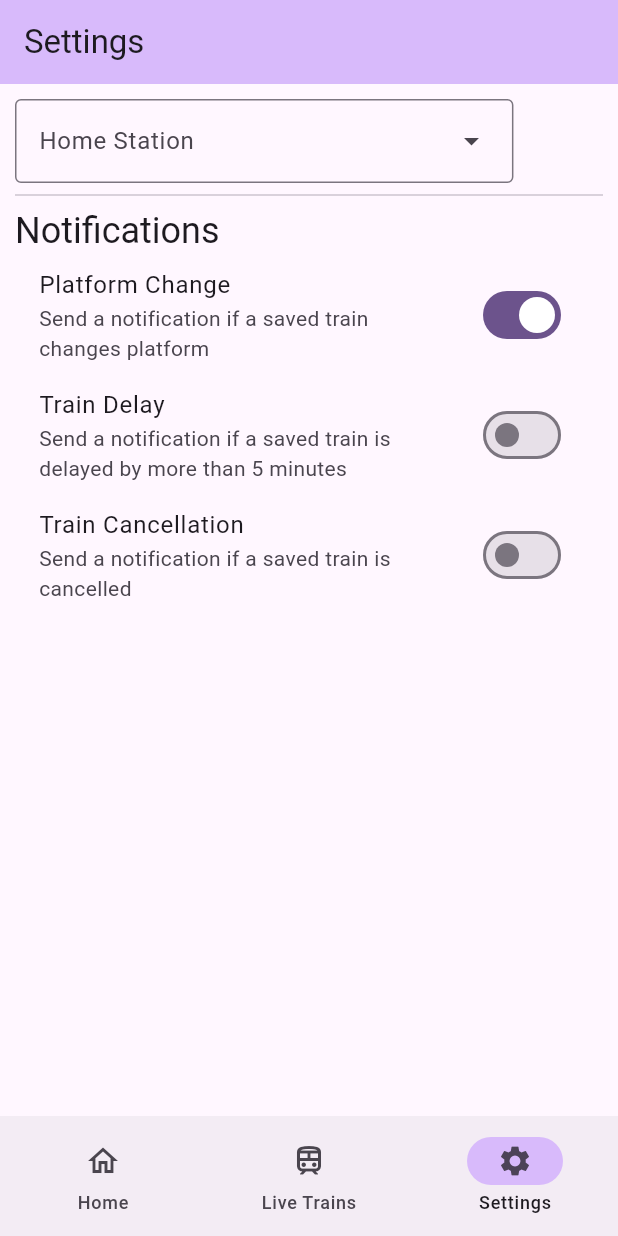
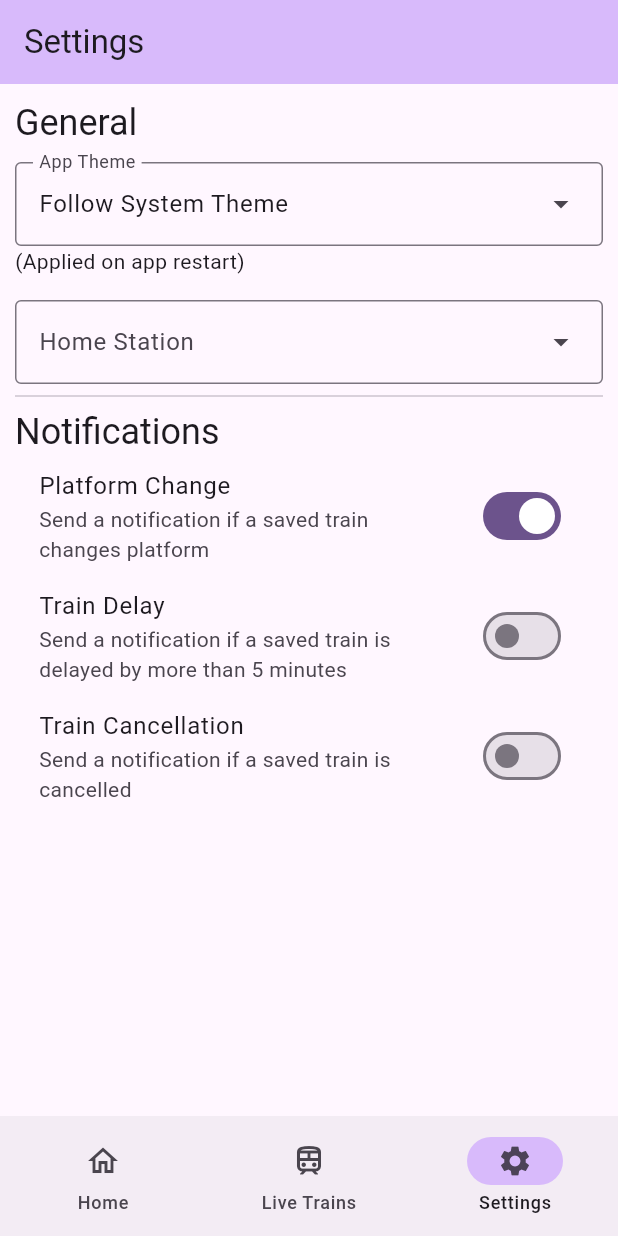
Before and after one commit to HughTB/train-tracked, a Flutter app: the screen it shows after launch, item 3 of the bottom bar chosen, after a tap on "Platform Change", on a phone screen of 412 x 824 dp. Run offline on Flutter 3.47's test engine with Material 2 defaults, Android fonts, the phone set to English and light mode, and no system bars; our stand-ins replace csv, shared_preferences; statements that could not run were skipped.

Commit message:
add settings to page; add settings saving; begin stations list

```diff
--- a/lib/main.dart
+++ b/lib/main.dart
@@ -1,23 +1,26 @@
+import 'stations.dart';
+
 import 'package:flutter/material.dart';
+import 'package:shared_preferences/shared_preferences.dart';
 
+late final SharedPreferences preferences;
 // Settings toggle variables
 bool _platformNotif = false;
 bool _delayNotif = false;
 bool _cancellationNotif = false;
+int _themeMode = 0;
+String? _homeStation;
 
 const List<DropdownMenuEntry> homeStationEntries = <DropdownMenuEntry>[
-  DropdownMenuEntry(
-    value: 'SOU',
-    label: 'Southampton Central (SOU)',
-  ),
-  DropdownMenuEntry(
-    value: 'SOA',
-    label: 'Southampton Airport Parkway (SOA)',
-  ),
-  DropdownMenuEntry(
-    value: 'PMS',
-    label: 'Portsmouth & Southsea (PMS)',
-  ),
+  DropdownMenuEntry(value: 'SOU', label: 'Southampton Central (SOU)'),
+  DropdownMenuEntry(value: 'SOA', label: 'Southampton Airport Parkway (SOA)'),
+  DropdownMenuEntry(value: 'PMS', label: 'Portsmouth & Southsea (PMS)'),
+];
+
+const List<DropdownMenuEntry> themeModeEntries = <DropdownMenuEntry>[
+  DropdownMenuEntry(value: 0, label: 'Follow System Theme'),
+  DropdownMenuEntry(value: 1, label: 'Light Mode'),
+  DropdownMenuEntry(value: 2, label: 'Dark Mode'),
 ];
 
 // Nav bar items to show at the bottom of all screens
@@ -57,12 +60,25 @@
   }
 }
 
-void main() {
-  runApp(const MyApp());
+Future<void> main() async {
+  WidgetsFlutterBinding.ensureInitialized();
+
+  preferences = await SharedPreferences.getInstance();
+  _platformNotif = preferences.getBool('notif-platform-change') ?? false;
+  _delayNotif = preferences.getBool('notif-train-delay') ?? false;
+  _cancellationNotif = preferences.getBool('notif-train-cancel') ?? false;
+  _themeMode = preferences.getInt('pref-theme-mode') ?? 0;
+  _homeStation = preferences.getString('pref-home-station');
+
+  print(await getStationList());
+
+  runApp(MyApp());
 }
 
 class MyApp extends StatelessWidget {
-  const MyApp({super.key});
+  MyApp({super.key});
+
+  final themeMode = (_themeMode == 0) ? ThemeMode.system : (_themeMode == 1) ? ThemeMode.light : ThemeMode.dark;
 
   @override
   Widget build(BuildContext context) {
@@ -76,7 +92,7 @@
         colorScheme: ColorScheme.fromSeed(seedColor: const Color(0xFF8635E3), brightness: Brightness.dark),
         useMaterial3: true,
       ),
-      themeMode: ThemeMode.system, // Follow system theme
+      themeMode: themeMode, // Follow system theme
       home: const HomePage(title: 'Home'),
       routes: <String, WidgetBuilder>{
         "/live-trains": (context) => const LiveTrainsPage(title: 'Live Trains'),
@@ -146,12 +162,13 @@
         backgroundColor: Theme.of(context).colorScheme.inversePrimary,
         title: Text(widget.title),
       ),
-      body: const Center(
-        child: Column(
-          mainAxisAlignment: MainAxisAlignment.center,
+      body: Padding(
+        padding: const EdgeInsets.all(10),
+        child: ListView(
           children: [
-            Text(
-              'Live Trains',
+            SearchBar(
+              padding: const MaterialStatePropertyAll<EdgeInsets>(EdgeInsets.symmetric(horizontal: 16)),
+              leading: const Icon(Icons.search),
             ),
           ],
         ),
@@ -181,6 +198,7 @@
 }
 
 class _SettingsPageState extends State<SettingsPage> {
+
   @override
   Widget build(BuildContext context) {
     return Scaffold(
@@ -192,9 +210,46 @@
         padding: const EdgeInsets.all(10),
         child: ListView(
           children: [
-            const DropdownMenu(
-              label: Text('Home Station'),
-              dropdownMenuEntries: homeStationEntries,
+            Padding(
+              padding: const EdgeInsets.only(bottom: 10),
+              child: Text(
+                'General',
+                style: Theme.of(context).textTheme.headlineSmall,
+              ),
+            ),
+            LayoutBuilder(
+              builder: (BuildContext context, BoxConstraints constraints) {
+                return DropdownMenu(
+                  label: const Text('App Theme'),
+                  dropdownMenuEntries: themeModeEntries,
+                  width: constraints.maxWidth,
+                  initialSelection: _themeMode,
+                  onSelected: (dynamic value) {
+                    setState(() {
+                      _themeMode = value;
+                      preferences.setInt('pref-theme-mode', value);
+                    });
+                  },
+                );
+              },
+            ),
+            const Text('(Applied on app restart)'),
+            Divider(color: Theme.of(context).canvasColor),
+            LayoutBuilder(
+              builder: (BuildContext context, BoxConstraints constraints) {
+                return DropdownMenu(
+                  label: const Text('Home Station'),
+                  dropdownMenuEntries: homeStationEntries,
+                  width: constraints.maxWidth,
+                  initialSelection: _homeStation,
+                  onSelected: (dynamic value) {
+                    setState(() {
+                      _homeStation = value;
+                      preferences.setString('pref-home-station', value);
+                    });
+                  },
+                );
+              },
             ),
             const Divider(),
             Text(
@@ -208,6 +263,7 @@
               onChanged: (bool value) {
                 setState(() {
                   _platformNotif = value;
+                  preferences.setBool('notif-platform-change', value);
                 });
               }
             ),
@@ -218,6 +274,7 @@
                 onChanged: (bool value) {
                   setState(() {
                     _delayNotif = value;
+                    preferences.setBool('notif-train-delay', value);
                   });
                 }
             ),
@@ -228,6 +285,7 @@
                 onChanged: (bool value) {
                   setState(() {
                     _cancellationNotif = value;
+                    preferences.setBool('notif-train-cancel', value);
                   });
                 }
             ),
--- /dev/null
+++ b/lib/stations.dart
@@ -0,0 +1,29 @@
+import 'package:csv/csv.dart';
+import 'package:flutter/services.dart';
+
+class Station {
+  String? stationName;
+  double? lat;
+  double? long;
+  String? crs;
+
+  Station(this.stationName, this.lat, this.long, this.crs);
+}
+
+Future<List<Station>> getStationList() async {
+  var stationsFile = await rootBundle.loadString('stations.csv');
+  List<List<dynamic>> csv = const CsvToListConverter().convert(stationsFile, eol: '\n');
+
+  List<Station> stations = [];
+
+  for (int i = 1; i < csv.length; i++) {
+    stations.add(Station(
+      csv[i][0],
+      csv[i][1],
+      csv[i][2],
+      csv[i][3]
+    ));
+  }
+
+  return stations;
+}
```
Also changed, not shown: pubspec.yaml (+4 -3 lines), assets/stations.csv (added), pubspec.lock, 1 other file.
